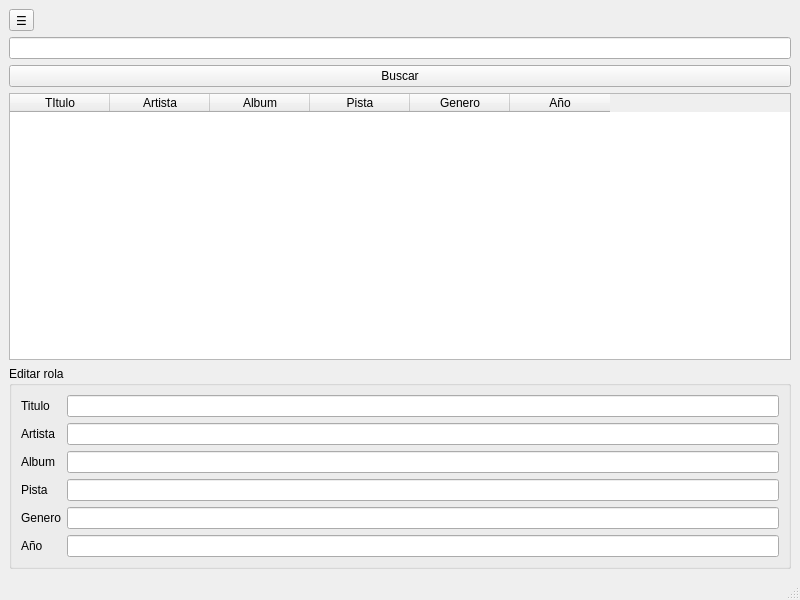
Above: src/front/untitled/mainwindow.ui from Erick-XMB/ReproductorMp3 before the change. Below: the same form after it.
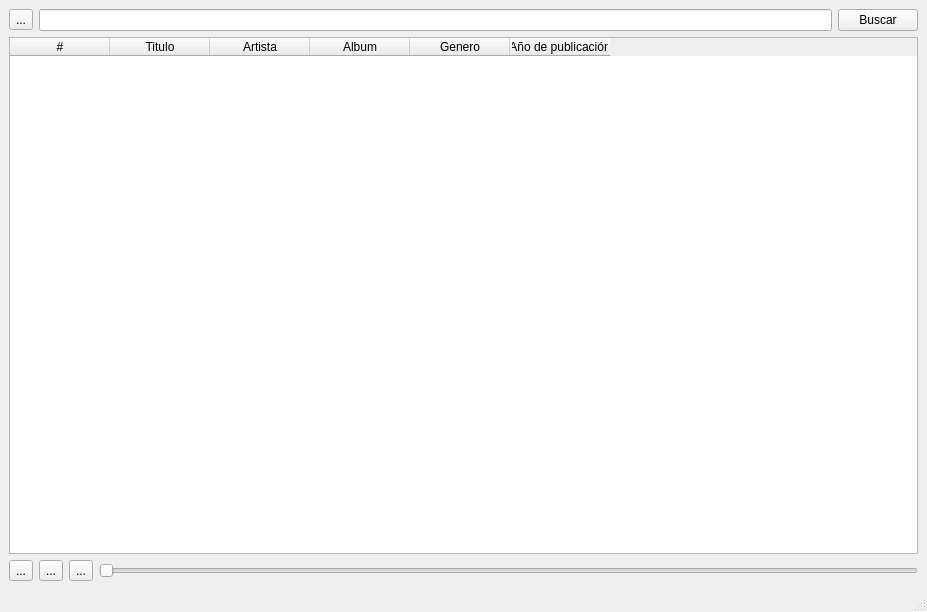
That is the form after the change.

What changed in the file:
```diff
--- a/src/front/untitled/mainwindow.ui
+++ b/src/front/untitled/mainwindow.ui
@@ -6,30 +6,46 @@
    <rect>
     <x>0</x>
     <y>0</y>
-    <width>800</width>
-    <height>600</height>
+    <width>927</width>
+    <height>612</height>
    </rect>
   </property>
   <property name="windowTitle">
    <string>MainWindow</string>
   </property>
   <widget class="QWidget" name="centralwidget">
-   <layout class="QGridLayout" name="gridLayout">
-    <item row="2" column="0">
-     <widget class="QPushButton" name="pushButton">
-      <property name="text">
-       <string>Buscar</string>
-      </property>
-     </widget>
+   <layout class="QVBoxLayout" name="verticalLayout">
+    <item>
+     <layout class="QHBoxLayout" name="horizontalLayout">
+      <item>
+       <widget class="QToolButton" name="toolButton">
+        <property name="text">
+         <string>...</string>
+        </property>
+       </widget>
+      </item>
+      <item>
+       <widget class="QLineEdit" name="lineEdit"/>
+      </item>
+      <item>
+       <widget class="QPushButton" name="pushButton">
+        <property name="text">
+         <string>Buscar</string>
+        </property>
+       </widget>
+      </item>
+     </layout>
     </item>
-    <item row="1" column="0">
-     <widget class="QLineEdit" name="lineEdit"/>
-    </item>
-    <item row="3" column="0">
+    <item>
      <widget class="QTableWidget" name="tableWidget">
       <column>
        <property name="text">
-        <string>TItulo</string>
+        <string>#</string>
+       </property>
+      </column>
+      <column>
+       <property name="text">
+        <string>Titulo</string>
        </property>
       </column>
       <column>
@@ -42,11 +58,6 @@
         <string>Album</string>
        </property>
       </column>
-      <column>
-       <property name="text">
-        <string>Pista</string>
-       </property>
-      </column>
       <column>
        <property name="text">
         <string>Genero</string>
@@ -54,86 +65,42 @@
       </column>
       <column>
        <property name="text">
-        <string>Año</string>
+        <string>Año de publicación</string>
        </property>
       </column>
      </widget>
     </item>
-    <item row="4" column="0">
-     <widget class="QGroupBox" name="groupBox">
-      <property name="title">
-       <string>Editar rola</string>
-      </property>
-      <layout class="QFormLayout" name="formLayout">
-       <item row="0" column="0">
-        <widget class="QLabel" name="label">
-         <property name="text">
-          <string>Titulo</string>
-         </property>
-        </widget>
-       </item>
-       <item row="1" column="0">
-        <widget class="QLabel" name="label_2">
-         <property name="text">
-          <string>Artista</string>
-         </property>
-        </widget>
-       </item>
-       <item row="5" column="0">
-        <widget class="QLabel" name="label_4">
-         <property name="text">
-          <string>Año</string>
-         </property>
-        </widget>
-       </item>
-       <item row="4" column="0">
-        <widget class="QLabel" name="label_3">
-         <property name="text">
-          <string>Genero</string>
-         </property>
-        </widget>
-       </item>
-       <item row="3" column="0">
-        <widget class="QLabel" name="label_5">
-         <property name="text">
-          <string>Pista</string>
-         </property>
-        </widget>
-       </item>
-       <item row="2" column="0">
-        <widget class="QLabel" name="label_6">
-         <property name="text">
-          <string>Album</string>
-         </property>
-        </widget>
-       </item>
-       <item row="0" column="1">
-        <widget class="QLineEdit" name="lineEdit_2"/>
-       </item>
-       <item row="1" column="1">
-        <widget class="QLineEdit" name="lineEdit_3"/>
-       </item>
-       <item row="2" column="1">
-        <widget class="QLineEdit" name="lineEdit_4"/>
-       </item>
-       <item row="4" column="1">
-        <widget class="QLineEdit" name="lineEdit_5"/>
-       </item>
-       <item row="3" column="1">
-        <widget class="QLineEdit" name="lineEdit_6"/>
-       </item>
-       <item row="5" column="1">
-        <widget class="QLineEdit" name="lineEdit_7"/>
-       </item>
-      </layout>
-     </widget>
-    </item>
-    <item row="0" column="0">
-     <widget class="QToolButton" name="toolButton">
-      <property name="text">
-       <string>☰</string>
-      </property>
-     </widget>
+    <item>
+     <layout class="QHBoxLayout" name="horizontalLayout_2">
+      <item>
+       <widget class="QToolButton" name="toolButton_2">
+        <property name="text">
+         <string>...</string>
+        </property>
+       </widget>
+      </item>
+      <item>
+       <widget class="QToolButton" name="toolButton_4">
+        <property name="text">
+         <string>...</string>
+        </property>
+       </widget>
+      </item>
+      <item>
+       <widget class="QToolButton" name="toolButton_3">
+        <property name="text">
+         <string>...</string>
+        </property>
+       </widget>
+      </item>
+      <item>
+       <widget class="QSlider" name="horizontalSlider">
+        <property name="orientation">
+         <enum>Qt::Orientation::Horizontal</enum>
+        </property>
+       </widget>
+      </item>
+     </layout>
     </item>
    </layout>
   </widget>
```
Left out of the diff: 2 changed lines with no effect on the pictures.
